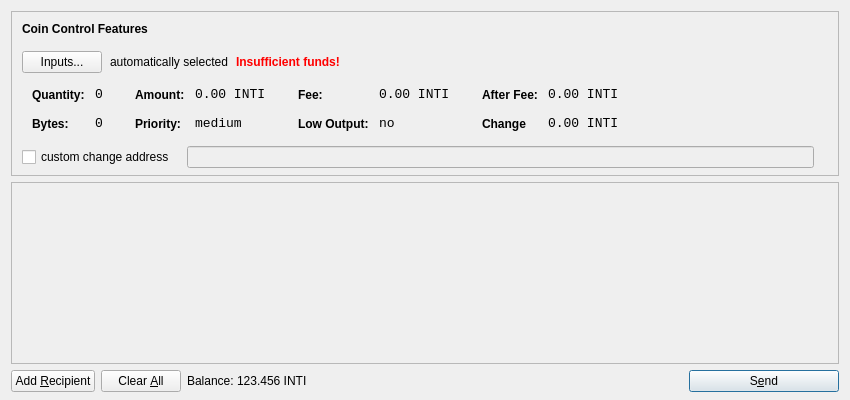
First picture: the form in src/qt/forms/sendcoinsdialog.ui, repository INTICOIN/INTICOIN, before the edit.
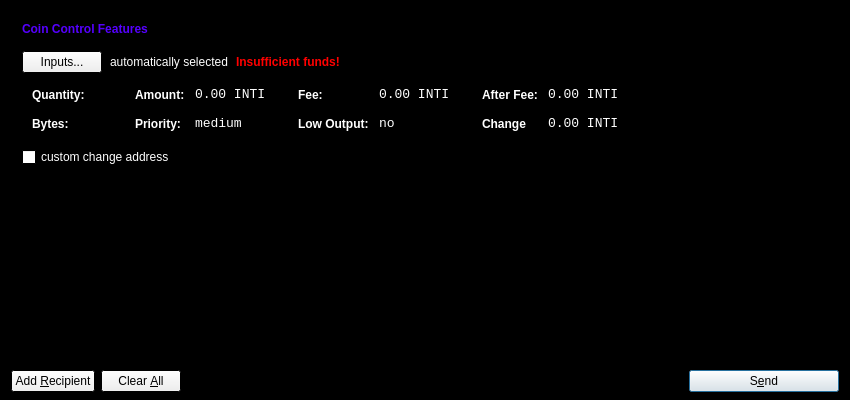
Second picture: the form after the edit. Icons and pictures are not drawn.

```diff
--- a/src/qt/forms/sendcoinsdialog.ui
+++ b/src/qt/forms/sendcoinsdialog.ui
@@ -10,6 +10,70 @@
     <height>400</height>
    </rect>
   </property>
+  <property name="palette">
+   <palette>
+    <active>
+     <colorrole role="Base">
+      <brush brushstyle="SolidPattern">
+       <color alpha="255">
+        <red>255</red>
+        <green>255</green>
+        <blue>255</blue>
+       </color>
+      </brush>
+     </colorrole>
+     <colorrole role="Window">
+      <brush brushstyle="SolidPattern">
+       <color alpha="255">
+        <red>0</red>
+        <green>0</green>
+        <blue>0</blue>
+       </color>
+      </brush>
+     </colorrole>
+    </active>
+    <inactive>
+     <colorrole role="Base">
+      <brush brushstyle="SolidPattern">
+       <color alpha="255">
+        <red>255</red>
+        <green>255</green>
+        <blue>255</blue>
+       </color>
+      </brush>
+     </colorrole>
+     <colorrole role="Window">
+      <brush brushstyle="SolidPattern">
+       <color alpha="255">
+        <red>0</red>
+        <green>0</green>
+        <blue>0</blue>
+       </color>
+      </brush>
+     </colorrole>
+    </inactive>
+    <disabled>
+     <colorrole role="Base">
+      <brush brushstyle="SolidPattern">
+       <color alpha="255">
+        <red>0</red>
+        <green>0</green>
+        <blue>0</blue>
+       </color>
+      </brush>
+     </colorrole>
+     <colorrole role="Window">
+      <brush brushstyle="SolidPattern">
+       <color alpha="255">
+        <red>0</red>
+        <green>0</green>
+        <blue>0</blue>
+       </color>
+      </brush>
+     </colorrole>
+    </disabled>
+   </palette>
+  </property>
   <property name="windowTitle">
    <string>Send Coins</string>
   </property>
@@ -77,6 +141,43 @@
               <verstretch>0</verstretch>
              </sizepolicy>
             </property>
+            <property name="palette">
+             <palette>
+              <active>
+               <colorrole role="WindowText">
+                <brush brushstyle="SolidPattern">
+                 <color alpha="255">
+                  <red>85</red>
+                  <green>0</green>
+                  <blue>255</blue>
+                 </color>
+                </brush>
+               </colorrole>
+              </active>
+              <inactive>
+               <colorrole role="WindowText">
+                <brush brushstyle="SolidPattern">
+                 <color alpha="255">
+                  <red>85</red>
+                  <green>0</green>
+                  <blue>255</blue>
+                 </color>
+                </brush>
+               </colorrole>
+              </inactive>
+              <disabled>
+               <colorrole role="WindowText">
+                <brush brushstyle="SolidPattern">
+                 <color alpha="255">
+                  <red>120</red>
+                  <green>120</green>
+                  <blue>120</blue>
+                 </color>
+                </brush>
+               </colorrole>
+              </disabled>
+             </palette>
+            </property>
             <property name="font">
              <font>
               <weight>75</weight>
@@ -113,6 +214,43 @@
           </item>
           <item>
            <widget class="QLabel" name="labelCoinControlAutomaticallySelected">
+            <property name="palette">
+             <palette>
+              <active>
+               <colorrole role="WindowText">
+                <brush brushstyle="SolidPattern">
+                 <color alpha="255">
+                  <red>255</red>
+                  <green>255</green>
+                  <blue>255</blue>
+                 </color>
+                </brush>
+               </colorrole>
+              </active>
+              <inactive>
+               <colorrole role="WindowText">
+                <brush brushstyle="SolidPattern">
+                 <color alpha="255">
+                  <red>255</red>
+                  <green>255</green>
+                  <blue>255</blue>
+                 </color>
+                </brush>
+               </colorrole>
+              </inactive>
+              <disabled>
+               <colorrole role="WindowText">
+                <brush brushstyle="SolidPattern">
+                 <color alpha="255">
+                  <red>120</red>
+                  <green>120</green>
+                  <blue>120</blue>
+                 </color>
+                </brush>
+               </colorrole>
+              </disabled>
+             </palette>
+            </property>
             <property name="text">
              <string>automatically selected</string>
             </property>
@@ -123,6 +261,124 @@
           </item>
           <item>
            <widget class="QLabel" name="labelCoinControlInsuffFunds">
+            <property name="palette">
+             <palette>
+              <active>
+               <colorrole role="WindowText">
+                <brush brushstyle="SolidPattern">
+                 <color alpha="255">
+                  <red>255</red>
+                  <green>0</green>
+                  <blue>0</blue>
+                 </color>
+                </brush>
+               </colorrole>
+               <colorrole role="Text">
+                <brush brushstyle="SolidPattern">
+                 <color alpha="255">
+                  <red>255</red>
+                  <green>0</green>
+                  <blue>0</blue>
+                 </color>
+                </brush>
+               </colorrole>
+               <colorrole role="ButtonText">
+                <brush brushstyle="SolidPattern">
+                 <color alpha="255">
+                  <red>255</red>
+                  <green>0</green>
+                  <blue>0</blue>
+                 </color>
+                </brush>
+               </colorrole>
+               <colorrole role="PlaceholderText">
+                <brush brushstyle="NoBrush">
+                 <color alpha="128">
+                  <red>255</red>
+                  <green>0</green>
+                  <blue>0</blue>
+                 </color>
+                </brush>
+               </colorrole>
+              </active>
+              <inactive>
+               <colorrole role="WindowText">
+                <brush brushstyle="SolidPattern">
+                 <color alpha="255">
+                  <red>255</red>
+                  <green>0</green>
+                  <blue>0</blue>
+                 </color>
+                </brush>
+               </colorrole>
+               <colorrole role="Text">
+                <brush brushstyle="SolidPattern">
+                 <color alpha="255">
+                  <red>255</red>
+                  <green>0</green>
+                  <blue>0</blue>
+                 </color>
+                </brush>
+               </colorrole>
+               <colorrole role="ButtonText">
+                <brush brushstyle="SolidPattern">
+                 <color alpha="255">
+                  <red>255</red>
+                  <green>0</green>
+                  <blue>0</blue>
+                 </color>
+                </brush>
+               </colorrole>
+               <colorrole role="PlaceholderText">
+                <brush brushstyle="NoBrush">
+                 <color alpha="128">
+                  <red>255</red>
+                  <green>0</green>
+                  <blue>0</blue>
+                 </color>
+                </brush>
+               </colorrole>
+              </inactive>
+              <disabled>
+               <colorrole role="WindowText">
+                <brush brushstyle="SolidPattern">
+                 <color alpha="255">
+                  <red>255</red>
+                  <green>0</green>
+                  <blue>0</blue>
+                 </color>
+                </brush>
+               </colorrole>
+               <colorrole role="Text">
+                <brush brushstyle="SolidPattern">
+                 <color alpha="255">
+                  <red>255</red>
+                  <green>0</green>
+                  <blue>0</blue>
+                 </color>
+                </brush>
+               </colorrole>
+               <colorrole role="ButtonText">
+                <brush brushstyle="SolidPattern">
+                 <color alpha="255">
+                  <red>255</red>
+                  <green>0</green>
+                  <blue>0</blue>
+                 </color>
+                </brush>
+               </colorrole>
+               <colorrole role="PlaceholderText">
+                <brush brushstyle="NoBrush">
+                 <color alpha="128">
+                  <red>255</red>
+                  <green>0</green>
+                  <blue>0</blue>
+                 </color>
+                </brush>
+               </colorrole>
+              </disabled>
+             </palette>
+            </property>
             <property name="font">
              <font>
               <weight>75</weight>
@@ -215,6 +471,43 @@
                </property>
                <item row="0" column="0">
                 <widget class="QLabel" name="labelCoinControlQuantityText">
+                 <property name="palette">
+                  <palette>
+                   <active>
+                    <colorrole role="WindowText">
+                     <brush brushstyle="SolidPattern">
+                      <color alpha="255">
+                       <red>255</red>
+                       <green>255</green>
+                       <blue>255</blue>
+                      </color>
+                     </brush>
+                    </colorrole>
+                   </active>
+                   <inactive>
+                    <colorrole role="WindowText">
+                     <brush brushstyle="SolidPattern">
+                      <color alpha="255">
+                       <red>255</red>
+                       <green>255</green>
+                       <blue>255</blue>
+                      </color>
+                     </brush>
+                    </colorrole>
+                   </inactive>
+                   <disabled>
+                    <colorrole role="WindowText">
+                     <brush brushstyle="SolidPattern">
+                      <color alpha="255">
+                       <red>120</red>
+                       <green>120</green>
+                       <blue>120</blue>
+                      </color>
+                     </brush>
+                    </colorrole>
+                   </disabled>
+                  </palette>
+                 </property>
                  <property name="styleSheet">
                   <string notr="true">font-weight:bold;</string>
                  </property>
@@ -253,6 +546,43 @@
                </item>
                <item row="1" column="0">
                 <widget class="QLabel" name="labelCoinControlBytesText">
+                 <property name="palette">
+                  <palette>
+                   <active>
+                    <colorrole role="WindowText">
+                     <brush brushstyle="SolidPattern">
+                      <color alpha="255">
+                       <red>255</red>
+                       <green>255</green>
+                       <blue>255</blue>
+                      </color>
+                     </brush>
+                    </colorrole>
+                   </active>
+                   <inactive>
+                    <colorrole role="WindowText">
+                     <brush brushstyle="SolidPattern">
+                      <color alpha="255">
+                       <red>255</red>
+                       <green>255</green>
+                       <blue>255</blue>
+                      </color>
+                     </brush>
+                    </colorrole>
+                   </inactive>
+                   <disabled>
+                    <colorrole role="WindowText">
+                     <brush brushstyle="SolidPattern">
+                      <color alpha="255">
+                       <red>120</red>
+                       <green>120</green>
+                       <blue>120</blue>
+                      </color>
+                     </brush>
+                    </colorrole>
+                   </disabled>
+                  </palette>
+                 </property>
                  <property name="styleSheet">
                   <string notr="true">font-weight:bold;</string>
                  </property>
@@ -304,6 +634,43 @@
                </property>
                <item row="0" column="0">
                 <widget class="QLabel" name="labelCoinControlAmountText">
+                 <property name="palette">
+                  <palette>
+                   <active>
+                    <colorrole role="WindowText">
+                     <brush brushstyle="SolidPattern">
+                      <color alpha="255">
+                       <red>255</red>
+                       <green>255</green>
+                       <blue>255</blue>
+                      </color>
+                     </brush>
+                    </colorrole>
+                   </active>
+                   <inactive>
+                    <colorrole role="WindowText">
+                     <brush brushstyle="SolidPattern">
+                      <color alpha="255">
+                       <red>255</red>
+                       <green>255</green>
+                       <blue>255</blue>
+                      </color>
+                     </brush>
+                    </colorrole>
+                   </inactive>
+                   <disabled>
+                    <colorrole role="WindowText">
+                     <brush brushstyle="SolidPattern">
+                      <color alpha="255">
+                       <red>120</red>
+                       <green>120</green>
+                       <blue>120</blue>
+                      </color>
+                     </brush>
+                    </colorrole>
+                   </disabled>
+                  </palette>
+                 </property>
                  <property name="styleSheet">
                   <string notr="true">font-weight:bold;</string>
                  </property>
@@ -317,6 +684,43 @@
                </item>
                <item row="0" column="1">
                 <widget class="QLabel" name="labelCoinControlAmount">
+                 <property name="palette">
+                  <palette>
+                   <active>
+                    <colorrole role="WindowText">
+                     <brush brushstyle="SolidPattern">
+                      <color alpha="255">
+                       <red>255</red>
+                       <green>255</green>
+                       <blue>255</blue>
+                      </color>
+                     </brush>
+                    </colorrole>
+                   </active>
+                   <inactive>
+                    <colorrole role="WindowText">
+                     <brush brushstyle="SolidPattern">
+                      <color alpha="255">
+                       <red>255</red>
+                       <green>255</green>
+                       <blue>255</blue>
+                      </color>
+                     </brush>
+                    </colorrole>
+                   </inactive>
+                   <disabled>
+                    <colorrole role="WindowText">
+                     <brush brushstyle="SolidPattern">
+                      <color alpha="255">
+                       <red>120</red>
+                       <green>120</green>
+                       <blue>120</blue>
+                      </color>
+                     </brush>
+                    </colorrole>
+                   </disabled>
+                  </palette>
+                 </property>
                  <property name="font">
                   <font>
                    <family>Monospace</family>
@@ -339,6 +743,43 @@
                </item>
                <item row="1" column="0">
                 <widget class="QLabel" name="labelCoinControlPriorityText">
+                 <property name="palette">
+                  <palette>
+                   <active>
+                    <colorrole role="WindowText">
+                     <brush brushstyle="SolidPattern">
+                      <color alpha="255">
+                       <red>255</red>
+                       <green>255</green>
+                       <blue>255</blue>
+                      </color>
+                     </brush>
+                    </colorrole>
+                   </active>
+                   <inactive>
+                    <colorrole role="WindowText">
+                     <brush brushstyle="SolidPattern">
+                      <color alpha="255">
+                       <red>255</red>
+                       <green>255</green>
+                       <blue>255</blue>
+                      </color>
+                     </brush>
+                    </colorrole>
+                   </inactive>
+                   <disabled>
+                    <colorrole role="WindowText">
+                     <brush brushstyle="SolidPattern">
+                      <color alpha="255">
+                       <red>120</red>
+                       <green>120</green>
+                       <blue>120</blue>
+                      </color>
+                     </brush>
+                    </colorrole>
+                   </disabled>
+                  </palette>
+                 </property>
                  <property name="styleSheet">
                   <string notr="true">font-weight:bold;</string>
                  </property>
@@ -349,6 +790,43 @@
                </item>
                <item row="1" column="1">
                 <widget class="QLabel" name="labelCoinControlPriority">
+                 <property name="palette">
+                  <palette>
+                   <active>
+                    <colorrole role="WindowText">
+                     <brush brushstyle="SolidPattern">
+                      <color alpha="255">
+                       <red>255</red>
+                       <green>255</green>
+                       <blue>255</blue>
+                      </color>
+                     </brush>
+                    </colorrole>
+                   </active>
+                   <inactive>
+                    <colorrole role="WindowText">
+                     <brush brushstyle="SolidPattern">
+                      <color alpha="255">
+                       <red>255</red>
+                       <green>255</green>
+                       <blue>255</blue>
+                      </color>
+                     </brush>
+                    </colorrole>
+                   </inactive>
+                   <disabled>
+                    <colorrole role="WindowText">
+                     <brush brushstyle="SolidPattern">
+                      <color alpha="255">
+                       <red>120</red>
+                       <green>120</green>
+                       <blue>120</blue>
+                      </color>
+                     </brush>
+                    </colorrole>
+                   </disabled>
+                  </palette>
+                 </property>
                  <property name="font">
                   <font>
                    <family>Monospace</family>
@@ -390,6 +868,43 @@
                </property>
                <item row="0" column="0">
                 <widget class="QLabel" name="labelCoinControlFeeText">
+                 <property name="palette">
+                  <palette>
+                   <active>
+                    <colorrole role="WindowText">
+                     <brush brushstyle="SolidPattern">
+                      <color alpha="255">
+                       <red>255</red>
+                       <green>255</green>
+                       <blue>255</blue>
+                      </color>
+                     </brush>
+                    </colorrole>
+                   </active>
+                   <inactive>
+                    <colorrole role="WindowText">
+                     <brush brushstyle="SolidPattern">
+                      <color alpha="255">
+                       <red>255</red>
+                       <green>255</green>
+                       <blue>255</blue>
+                      </color>
+                     </brush>
+                    </colorrole>
+                   </inactive>
+                   <disabled>
+                    <colorrole role="WindowText">
+                     <brush brushstyle="SolidPattern">
+                      <color alpha="255">
+                       <red>120</red>
+                       <green>120</green>
+                       <blue>120</blue>
+                      </color>
+                     </brush>
+                    </colorrole>
+                   </disabled>
+                  </palette>
+                 </property>
                  <property name="styleSheet">
                   <string notr="true">font-weight:bold;</string>
                  </property>
@@ -403,6 +918,43 @@
                </item>
                <item row="0" column="1">
                 <widget class="QLabel" name="labelCoinControlFee">
+                 <property name="palette">
+                  <palette>
+                   <active>
+                    <colorrole role="WindowText">
+                     <brush brushstyle="SolidPattern">
+                      <color alpha="255">
+                       <red>255</red>
+                       <green>255</green>
+                       <blue>255</blue>
+                      </color>
+                     </brush>
+                    </colorrole>
+                   </active>
+                   <inactive>
+                    <colorrole role="WindowText">
+                     <brush brushstyle="SolidPattern">
+                      <color alpha="255">
+                       <red>255</red>
+                       <green>255</green>
+                       <blue>255</blue>
+                      </color>
+                     </brush>
+                    </colorrole>
+                   </inactive>
+                   <disabled>
+                    <colorrole role="WindowText">
+                     <brush brushstyle="SolidPattern">
+                      <color alpha="255">
+                       <red>120</red>
+                       <green>120</green>
+                       <blue>120</blue>
+                      </color>
+                     </brush>
+                    </colorrole>
+                   </disabled>
+                  </palette>
+                 </property>
                  <property name="font">
                   <font>
                    <family>Monospace</family>
@@ -425,6 +977,43 @@
                </item>
                <item row="1" column="0">
                 <widget class="QLabel" name="labelCoinControlLowOutputText">
+                 <property name="palette">
+                  <palette>
+                   <active>
+                    <colorrole role="WindowText">
+                     <brush brushstyle="SolidPattern">
+                      <color alpha="255">
+                       <red>255</red>
+                       <green>255</green>
+                       <blue>255</blue>
+                      </color>
+                     </brush>
+                    </colorrole>
+                   </active>
+                   <inactive>
+                    <colorrole role="WindowText">
+                     <brush brushstyle="SolidPattern">
+                      <color alpha="255">
+                       <red>255</red>
+                       <green>255</green>
+                       <blue>255</blue>
+                      </color>
+                     </brush>
+                    </colorrole>
+                   </inactive>
+                   <disabled>
+                    <colorrole role="WindowText">
+                     <brush brushstyle="SolidPattern">
+                      <color alpha="255">
+                       <red>120</red>
+                       <green>120</green>
+                       <blue>120</blue>
+                      </color>
+                     </brush>
+                    </colorrole>
+                   </disabled>
+                  </palette>
+                 </property>
                  <property name="styleSheet">
                   <string notr="true">font-weight:bold;</string>
                  </property>
@@ -435,6 +1024,43 @@
                </item>
                <item row="1" column="1">
                 <widget class="QLabel" name="labelCoinControlLowOutput">
+                 <property name="palette">
+                  <palette>
+                   <active>
+                    <colorrole role="WindowText">
+                     <brush brushstyle="SolidPattern">
+                      <color alpha="255">
+                       <red>255</red>
+                       <green>255</green>
+                       <blue>255</blue>
+                      </color>
+                     </brush>
+                    </colorrole>
+                   </active>
+                   <inactive>
+                    <colorrole role="WindowText">
+                     <brush brushstyle="SolidPattern">
+                      <color alpha="255">
+                       <red>255</red>
+                       <green>255</green>
+                       <blue>255</blue>
+                      </color>
+                     </brush>
+                    </colorrole>
+                   </inactive>
+                   <disabled>
+                    <colorrole role="WindowText">
+                     <brush brushstyle="SolidPattern">
+                      <color alpha="255">
+                       <red>120</red>
+                       <green>120</green>
+                       <blue>120</blue>
+                      </color>
+                     </brush>
+                    </colorrole>
+                   </disabled>
+                  </palette>
+                 </property>
                  <property name="font">
                   <font>
                    <family>Monospace</family>
@@ -476,6 +1102,43 @@
                </property>
                <item row="0" column="0">
                 <widget class="QLabel" name="labelCoinControlAfterFeeText">
+                 <property name="palette">
+                  <palette>
+                   <active>
+                    <colorrole role="WindowText">
+                     <brush brushstyle="SolidPattern">
+                      <color alpha="255">
+                       <red>255</red>
+                       <green>255</green>
+                       <blue>255</blue>
+                      </color>
+                     </brush>
+                    </colorrole>
+                   </active>
+                   <inactive>
+                    <colorrole role="WindowText">
+                     <brush brushstyle="SolidPattern">
+                      <color alpha="255">
+                       <red>255</red>
+                       <green>255</green>
+                       <blue>255</blue>
+                      </color>
+                     </brush>
+                    </colorrole>
+                   </inactive>
+                   <disabled>
+                    <colorrole role="WindowText">
+                     <brush brushstyle="SolidPattern">
+                      <color alpha="255">
+                       <red>120</red>
+                       <green>120</green>
+                       <blue>120</blue>
+                      </color>
+                     </brush>
+                    </colorrole>
+                   </disabled>
+                  </palette>
+                 </property>
                  <property name="styleSheet">
                   <string notr="true">font-weight:bold;</string>
                  </property>
@@ -489,6 +1152,43 @@
                </item>
                <item row="0" column="1">
                 <widget class="QLabel" name="labelCoinControlAfterFee">
+                 <property name="palette">
+                  <palette>
+                   <active>
+                    <colorrole role="WindowText">
+                     <brush brushstyle="SolidPattern">
+                      <color alpha="255">
+                       <red>255</red>
+                       <green>255</green>
+                       <blue>255</blue>
+                      </color>
+                     </brush>
+                    </colorrole>
+                   </active>
+                   <inactive>
+                    <colorrole role="WindowText">
+                     <brush brushstyle="SolidPattern">
+                      <color alpha="255">
+                       <red>255</red>
+                       <green>255</green>
+                       <blue>255</blue>
+                      </color>
+                     </brush>
+                    </colorrole>
+                   </inactive>
+                   <disabled>
+                    <colorrole role="WindowText">
+                     <brush brushstyle="SolidPattern">
+                      <color alpha="255">
+                       <red>120</red>
+                       <green>120</green>
+                       <blue>120</blue>
+                      </color>
+                     </brush>
+                    </colorrole>
+                   </disabled>
+                  </palette>
+                 </property>
                  <property name="font">
                   <font>
                    <family>Monospace</family>
@@ -511,6 +1211,43 @@
                </item>
                <item row="1" column="0">
                 <widget class="QLabel" name="labelCoinControlChangeText">
+                 <property name="palette">
+                  <palette>
+                   <active>
+                    <colorrole role="WindowText">
+                     <brush brushstyle="SolidPattern">
+                      <color alpha="255">
+                       <red>255</red>
+                       <green>255</green>
+                       <blue>255</blue>
+                      </color>
+                     </brush>
+                    </colorrole>
+                   </active>
+                   <inactive>
+                    <colorrole role="WindowText">
+                     <brush brushstyle="SolidPattern">
+                      <color alpha="255">
+                       <red>255</red>
+                       <green>255</green>
+                       <blue>255</blue>
+                      </color>
+                     </brush>
+                    </colorrole>
+                   </inactive>
+                   <disabled>
+                    <colorrole role="WindowText">
+                     <brush brushstyle="SolidPattern">
+                      <color alpha="255">
+                       <red>120</red>
+                       <green>120</green>
+                       <blue>120</blue>
+                      </color>
+                     </brush>
+                    </colorrole>
+                   </disabled>
+                  </palette>
+                 </property>
                  <property name="styleSheet">
                   <string notr="true">font-weight:bold;</string>
                  </property>
@@ -521,6 +1258,43 @@
                </item>
                <item row="1" column="1">
                 <widget class="QLabel" name="labelCoinControlChange">
+                 <property name="palette">
+                  <palette>
+                   <active>
+                    <colorrole role="WindowText">
+                     <brush brushstyle="SolidPattern">
+                      <color alpha="255">
+                       <red>255</red>
+                       <green>255</green>
+                       <blue>255</blue>
+                      </color>
+                     </brush>
+                    </colorrole>
+                   </active>
+                   <inactive>
+                    <colorrole role="WindowText">
+                     <brush brushstyle="SolidPattern">
+                      <color alpha="255">
+                       <red>255</red>
+                       <green>255</green>
+                       <blue>255</blue>
+                      </color>
+                     </brush>
+                    </colorrole>
+                   </inactive>
+                   <disabled>
+                    <colorrole role="WindowText">
+                     <brush brushstyle="SolidPattern">
+                      <color alpha="255">
+                       <red>120</red>
+                       <green>120</green>
+                       <blue>120</blue>
+                      </color>
+                     </brush>
+                    </colorrole>
+                   </disabled>
+                  </palette>
+                 </property>
                  <property name="font">
                   <font>
                    <family>Monospace</family>
@@ -564,6 +1338,43 @@
           </property>
           <item>
            <widget class="QCheckBox" name="checkBoxCoinControlChange">
+            <property name="palette">
+             <palette>
+              <active>
+               <colorrole role="WindowText">
+                <brush brushstyle="SolidPattern">
+                 <color alpha="255">
+                  <red>255</red>
+                  <green>255</green>
+                  <blue>255</blue>
+                 </color>
+                </brush>
+               </colorrole>
+              </active>
+              <inactive>
+               <colorrole role="WindowText">
+                <brush brushstyle="SolidPattern">
+                 <color alpha="255">
+                  <red>255</red>
+                  <green>255</green>
+                  <blue>255</blue>
+                 </color>
+                </brush>
+               </colorrole>
+              </inactive>
+              <disabled>
+               <colorrole role="WindowText">
+                <brush brushstyle="SolidPattern">
+                 <color alpha="255">
+                  <red>120</red>
+                  <green>120</green>
+                  <blue>120</blue>
+                 </color>
+                </brush>
+               </colorrole>
+              </disabled>
+             </palette>
+            </property>
             <property name="text">
              <string>custom change address</string>
             </property>
@@ -626,6 +1437,43 @@
    </item>
    <item>
     <widget class="QScrollArea" name="scrollArea">
+     <property name="palette">
+      <palette>
+       <active>
+        <colorrole role="WindowText">
+         <brush brushstyle="SolidPattern">
+          <color alpha="255">
+           <red>255</red>
+           <green>255</green>
+           <blue>255</blue>
+          </color>
+         </brush>
+        </colorrole>
+       </active>
+       <inactive>
+        <colorrole role="WindowText">
+         <brush brushstyle="SolidPattern">
+          <color alpha="255">
+           <red>255</red>
+           <green>255</green>
+           <blue>255</blue>
+          </color>
+         </brush>
+        </colorrole>
+       </inactive>
+       <disabled>
+        <colorrole role="WindowText">
+         <brush brushstyle="SolidPattern">
+          <color alpha="255">
+           <red>120</red>
+           <green>120</green>
+           <blue>120</blue>
+          </color>
+         </brush>
+        </colorrole>
+       </disabled>
+      </palette>
+     </property>
      <property name="widgetResizable">
       <bool>true</bool>
      </property>
```
